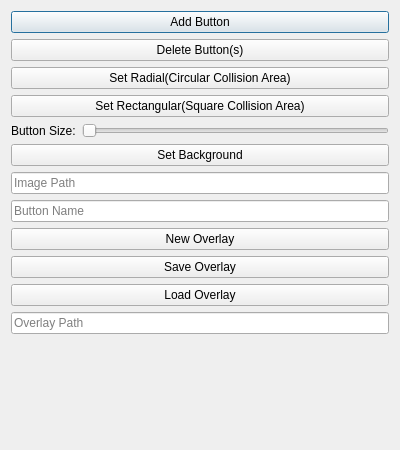
First picture: the form in RetroArchOverlayEditor/overlayfunctions.ui, repository meepingsnesroms/RetroArchOverlayEditor, before the edit.
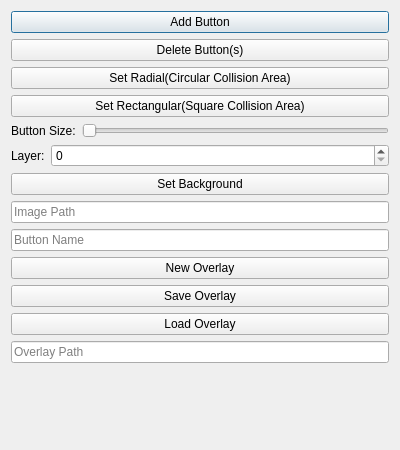
Second picture: the form after the edit.

Commit message: Support multiple layers

Patch:
```diff
--- a/RetroArchOverlayEditor/overlayfunctions.ui
+++ b/RetroArchOverlayEditor/overlayfunctions.ui
@@ -66,6 +66,27 @@
      </item>
     </layout>
    </item>
+   <item>
+    <layout class="QHBoxLayout" name="setLayerContainer">
+     <item>
+      <widget class="QLabel" name="label_2">
+       <property name="text">
+        <string>Layer:</string>
+       </property>
+      </widget>
+     </item>
+     <item>
+      <widget class="QSpinBox" name="setLayer">
+       <property name="sizePolicy">
+        <sizepolicy hsizetype="Expanding" vsizetype="Fixed">
+         <horstretch>0</horstretch>
+         <verstretch>0</verstretch>
+        </sizepolicy>
+       </property>
+      </widget>
+     </item>
+    </layout>
+   </item>
    <item>
     <widget class="QPushButton" name="setBackground">
      <property name="text">
```
The commit also changes 4 other files.
